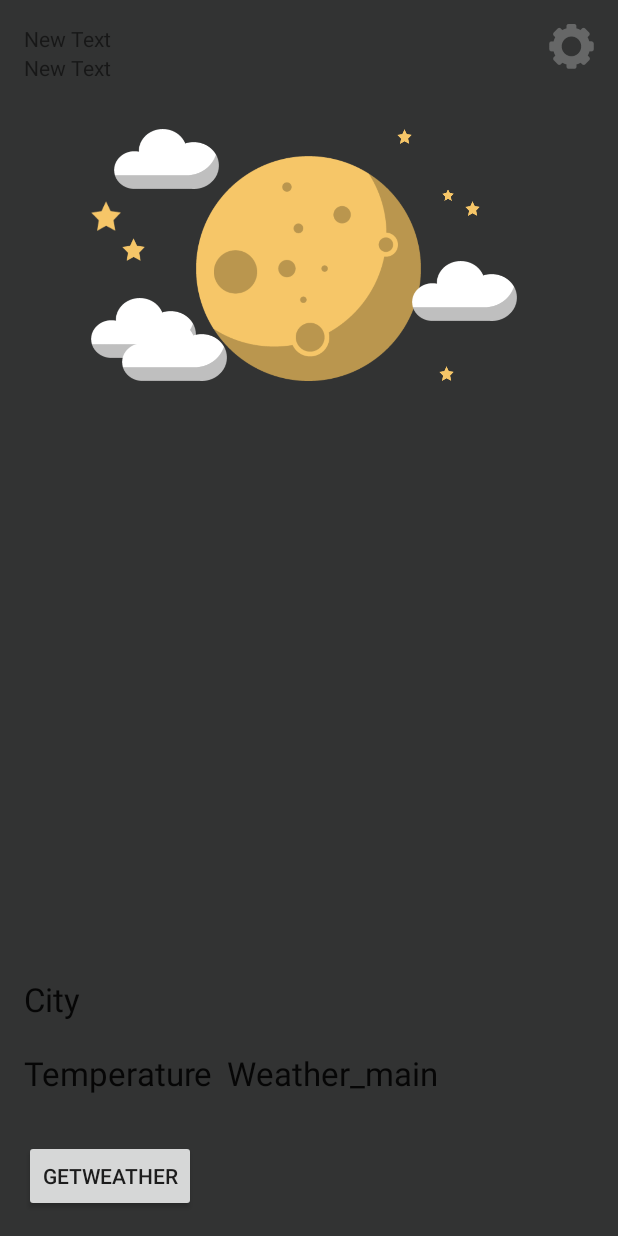
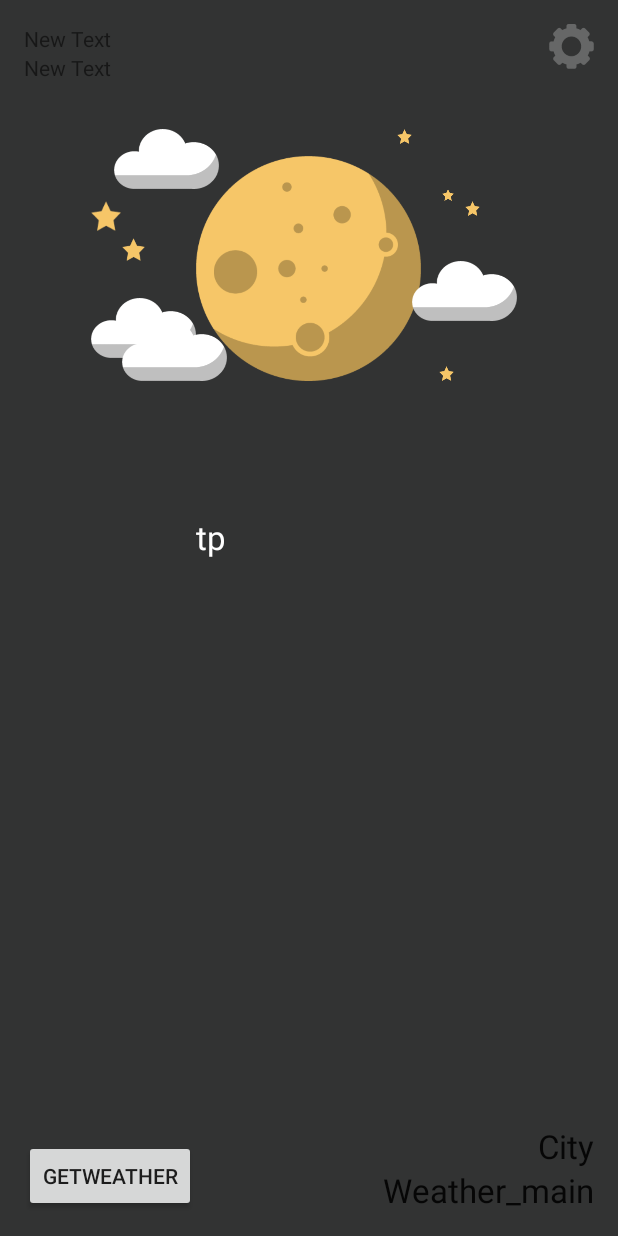
Before and after one commit to PJunhyuk/TodaysMoon, an Android app: the screen it shows after launch (MainActivity), on a phone screen of 412 x 824 dp. Run offline under Robolectric (Android 15) with nearby library versions, the phone set to English and light mode, and no system bars; libraries missing offline, so code that uses them is left out: com.gun0912.tedpermission; 1 statement that could not run was skipped.

Commit message:
Change elements' position

```diff
--- a/app/src/main/java/pjunhyuk/todaysmoon/MainActivity.java
+++ b/app/src/main/java/pjunhyuk/todaysmoon/MainActivity.java
@@ -128,22 +128,21 @@ public class MainActivity extends Activity {
                         double longitude = gps.getLongitude();
                         txtLat.setText(String.valueOf(latitude));
                         txtLon.setText(String.valueOf(longitude));
-//                        Toast.makeText(getApplicationContext(), "당신의 위치 - \n위도: " + latitude + "\n경도: " + longitude, Toast.LENGTH_LONG).show();
-
-                        double lon = latitude;
-                        double lat = longitude;
 
                         // 날씨를 읽어오는 API 호출
                         OpenWeatherAPITask t = new OpenWeatherAPITask();
                         try {
-                            Weather w = t.execute(lon,lat).get();
+                            Weather w = t.execute(latitude,longitude).get();
 
-                            String temperature = String.valueOf(w.getTemperature());
+                            // temperature
+                            String temperature = String.valueOf( Math.round(w.getTemperature()-273.15) );
                             tem.setText(temperature);
 
+                            // weather
                             String weathermain = String.valueOf(w.getWeathermain());
                             weather_main.setText(weathermain);
 
+                            // city name
                             String city = String.valueOf(w.getCity());
                             textcity.setText(city);
 
--- a/app/src/main/res/layout/content_main.xml
+++ b/app/src/main/res/layout/content_main.xml
@@ -165,12 +165,13 @@
         android:layout_width="wrap_content"
         android:layout_height="wrap_content"
         android:textAppearance="?android:attr/textAppearanceLarge"
-        android:text="Temperature"
+        android:text="tp"
+        android:textColor="#ffffff"
         android:id="@+id/tem"
-        android:layout_alignParentLeft="true"
-        android:layout_alignParentStart="true"
-        android:layout_above="@+id/getWeatherBtn"
-        android:layout_marginBottom="30dp" />
+        android:layout_marginTop="89dp"
+        android:layout_below="@+id/imageView"
+        android:layout_toRightOf="@+id/getWeatherBtn"
+        android:layout_toEndOf="@+id/getWeatherBtn" />
 
     <TextView
         android:layout_width="wrap_content"
@@ -178,10 +179,9 @@
         android:textAppearance="?android:attr/textAppearanceLarge"
         android:text="Weather_main"
         android:id="@+id/weather_main"
-        android:layout_toRightOf="@+id/cloud_1"
-        android:layout_toEndOf="@+id/cloud_1"
-        android:layout_above="@+id/getWeatherBtn"
-        android:layout_marginBottom="30dp" />
+        android:layout_alignParentBottom="true"
+        android:layout_alignParentRight="true"
+        android:layout_alignParentEnd="true" />
 
     <TextView
         android:layout_width="wrap_content"
@@ -189,9 +189,8 @@
         android:textAppearance="?android:attr/textAppearanceLarge"
         android:text="City"
         android:id="@+id/city"
-        android:layout_above="@+id/tem"
-        android:layout_alignParentLeft="true"
-        android:layout_alignParentStart="true"
-        android:layout_marginBottom="20dp" />
+        android:layout_above="@+id/weather_main"
+        android:layout_alignParentRight="true"
+        android:layout_alignParentEnd="true" />
 
 </RelativeLayout>
```
